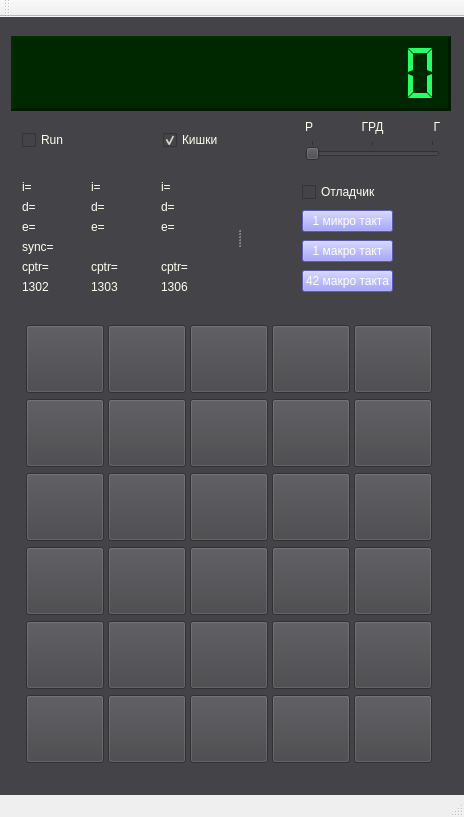
The window that pmkemu/mainwindow.ui (BigEd/emu145) describes before a commit, drawn with Qt 5.
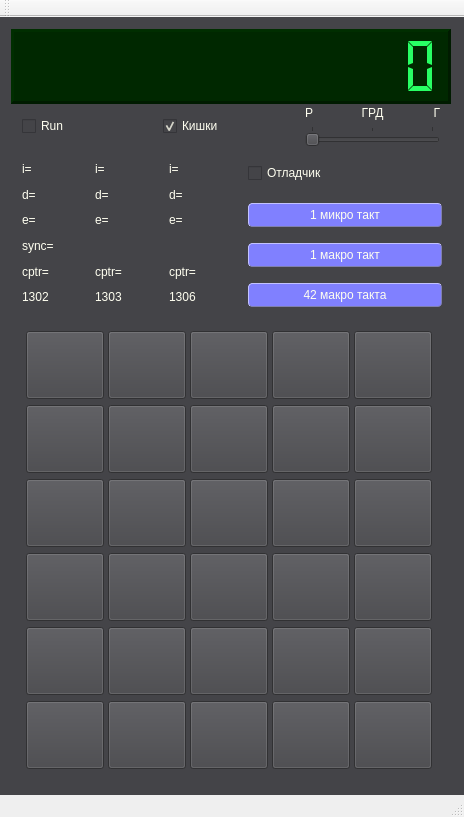
The same window after the commit. Icons and pictures are not drawn.

Commit message: debugger buttons layout

What changed in the file:
```diff
--- a/pmkemu/mainwindow.ui
+++ b/pmkemu/mainwindow.ui
@@ -401,7 +401,7 @@
        <bool>true</bool>
       </property>
       <property name="handleWidth">
-       <number>7</number>
+       <number>1</number>
       </property>
       <property name="childrenCollapsible">
        <bool>true</bool>
@@ -410,9 +410,15 @@
        <layout class="QGridLayout" name="gridLayout_4">
         <item row="0" column="0">
          <widget class="QLabel" name="ik1302_i">
+          <property name="frameShape">
+           <enum>QFrame::NoFrame</enum>
+          </property>
           <property name="text">
            <string>i=</string>
           </property>
+          <property name="margin">
+           <number>0</number>
+          </property>
          </widget>
         </item>
         <item row="0" column="1">
@@ -527,10 +533,29 @@
         <property name="horizontalSpacing">
          <number>-1</number>
         </property>
+        <property name="verticalSpacing">
+         <number>16</number>
+        </property>
+        <property name="leftMargin">
+         <number>0</number>
+        </property>
         <item row="2" column="0">
          <widget class="QPushButton" name="istepBtn">
+          <property name="sizePolicy">
+           <sizepolicy hsizetype="MinimumExpanding" vsizetype="Fixed">
+            <horstretch>0</horstretch>
+            <verstretch>0</verstretch>
+           </sizepolicy>
+          </property>
+          <property name="minimumSize">
+           <size>
+            <width>0</width>
+            <height>0</height>
+           </size>
+          </property>
           <property name="styleSheet">
-           <string notr="true">QPushButton { background-color: #8080ff; }</string>
+           <string notr="true">QPushButton { background-color: #8080ff; padding: 4px;border-radius:4px; border-width:1px;border-color:#8080b0; border-style:outset}
+QPushButton:pressed {background-color: #a0a0ff}</string>
           </property>
           <property name="text">
            <string>1 макро такт</string>
@@ -539,18 +564,47 @@
         </item>
         <item row="1" column="0">
          <widget class="QPushButton" name="ustepBtn">
+          <property name="sizePolicy">
+           <sizepolicy hsizetype="MinimumExpanding" vsizetype="Fixed">
+            <horstretch>0</horstretch>
+            <verstretch>0</verstretch>
+           </sizepolicy>
+          </property>
+          <property name="minimumSize">
+           <size>
+            <width>0</width>
+            <height>0</height>
+           </size>
+          </property>
           <property name="styleSheet">
-           <string notr="true">QPushButton { background-color: #8080ff; }</string>
+           <string notr="true">QPushButton { background-color: #8080ff; padding: 4px;border-radius:4px; border-width:1px;border-color:#8080b0; border-style:outset}
+QPushButton:pressed {background-color: #a0a0ff}</string>
           </property>
           <property name="text">
            <string>1 микро такт</string>
           </property>
+          <property name="autoDefault">
+           <bool>false</bool>
+          </property>
          </widget>
         </item>
         <item row="3" column="0">
          <widget class="QPushButton" name="cycleBtn">
+          <property name="sizePolicy">
+           <sizepolicy hsizetype="MinimumExpanding" vsizetype="Fixed">
+            <horstretch>0</horstretch>
+            <verstretch>0</verstretch>
+           </sizepolicy>
+          </property>
+          <property name="minimumSize">
+           <size>
+            <width>0</width>
+            <height>0</height>
+           </size>
+          </property>
           <property name="styleSheet">
-           <string notr="true">QPushButton { background-color: #8080ff; }</string>
+           <string notr="true">QPushButton { background-color: #8080ff; padding: 4px;border-radius:4px; border-width:1px;border-color:#8080b0; border-style:outset}
+QPushButton:pressed {background-color: #a0a0ff}</string>
           </property>
           <property name="text">
            <string>42 макро такта</string>
@@ -560,11 +614,17 @@
         <item row="0" column="0">
          <widget class="QCheckBox" name="debugCheck">
           <property name="sizePolicy">
-           <sizepolicy hsizetype="Fixed" vsizetype="Fixed">
+           <sizepolicy hsizetype="MinimumExpanding" vsizetype="Fixed">
             <horstretch>0</horstretch>
             <verstretch>0</verstretch>
            </sizepolicy>
           </property>
+          <property name="minimumSize">
+           <size>
+            <width>0</width>
+            <height>28</height>
+           </size>
+          </property>
           <property name="text">
            <string>Отладчик</string>
           </property>
```
The commit also changes 1 other file.
